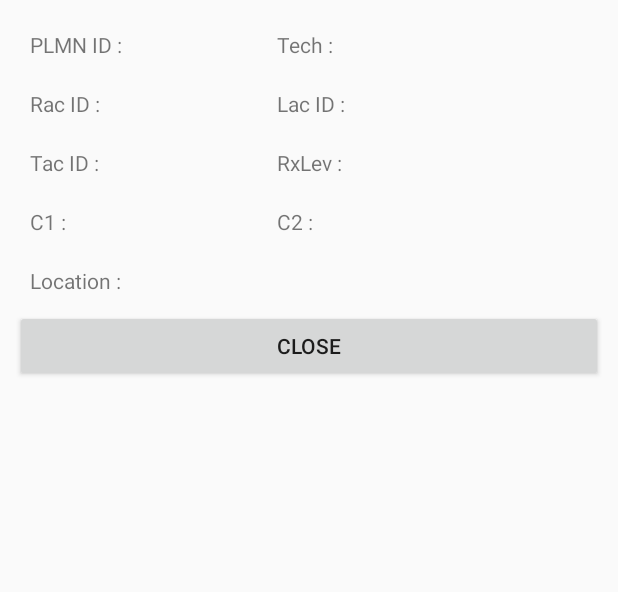
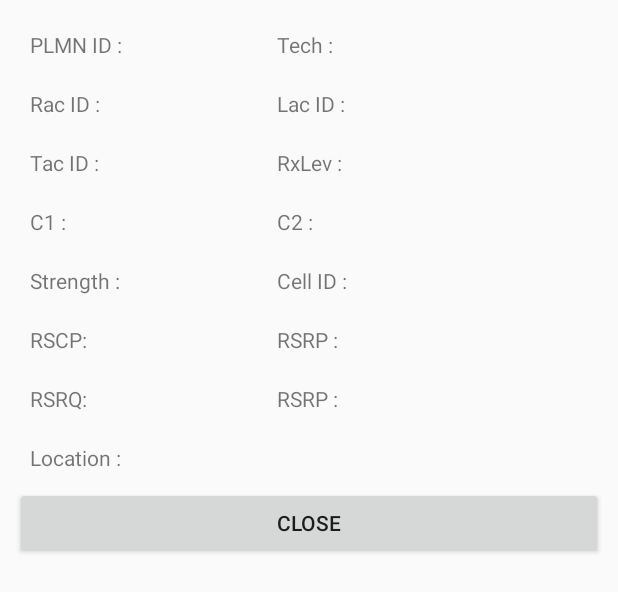
Before and after one commit to dxghost/rhodium, an Android app: the layout popup.xml on its own in the app's theme, with its tools: preview values and no code run, on a phone screen of 412 x 824 dp. Shown: the top 592 px of the screen. Run offline under Robolectric (Android 15) with nearby library versions, the light colour scheme and no system bars.

Commit message:
Add some text view for cell parameter

```diff
--- a/app/src/main/java/com/example/rhodium/MapsActivity.kt
+++ b/app/src/main/java/com/example/rhodium/MapsActivity.kt
@@ -27,7 +27,6 @@
 import com.google.android.gms.maps.model.CircleOptions
 import com.google.android.gms.maps.model.LatLng
 import kotlinx.android.synthetic.main.popup.view.*
-import java.lang.Exception
 
 class MapsActivity : AppCompatActivity(), OnMapReadyCallback {
 
@@ -79,6 +78,7 @@
 
         createLocationRequest()
 
+
         mainHandler.post(object : Runnable {
             override fun run() {
                 measureSignalStrength()
@@ -86,6 +86,7 @@
             }
         })
     }
+
 
     private fun getCallPermission() {
         if (ActivityCompat.checkSelfPermission(
@@ -165,8 +166,15 @@
         mMap.isMyLocationEnabled = false
     }
 
+
+
+    // whenever user's location changed, this method will be called with user's new location
     private fun updateUi(location: Location) {
+
+        // if use `currentLatLng.toString() it will return something like this : LatLng(53.000212321, 39.31543545)
         var currentLatLng = LatLng(location.latitude, location.longitude)
+
+        // create a circle centered with user's new location
         var circle = CircleOptions()
             .center(currentLatLng)
             .radius(8.0)
@@ -177,10 +185,14 @@
         mMap.addCircle(circle)
         mMap.animateCamera(CameraUpdateFactory.newLatLngZoom(currentLatLng, 17f))
 
+        // store data in database with passed location as argument
         storeDataInDb(location)
     }
 
     private fun storeDataInDb(location: Location) {
+
+        // call a function that fetches network cell
+
         var f = Milestone()
         var currentLatLng = LatLng(location.latitude, location.longitude)
 
@@ -354,29 +366,38 @@
         }
     }
 
+
+    // this method will be called when user clicks on a circle and gets location of circle
+    // will display a popup
+    // just fetch record corresponding with location and then display it
     private fun showDialog(location: LatLng) {
 
-        dbHandler = DatabaseHandler(this)
-        var arr = dbHandler!!.readMilestoneByLocation(location.toString())
-
+//        dbHandler = DatabaseHandler(this)
+//        var arr = dbHandler!!.readMilestoneByLocation(location.toString())
+        var arr = Milestone()
 
         val mDialogView = LayoutInflater.from(this).inflate(R.layout.popup, null)
         val mBuilder = AlertDialog.Builder(this)
             .setView(mDialogView)
-            .setTitle("Network Cell Info")
+            .setTitle("Location QOC")
         val mAlertDialog = mBuilder.show()
         mDialogView.location.setText(location.latitude.toString() + "," + location.longitude.toString())
 
-        mDialogView.plmnId.setText(arr.plmn)
-        mDialogView.technology.setText(arr.technology)
-        mDialogView.racId.setText(arr.rac)
-        mDialogView.lacId.setText(arr.lac)
-        mDialogView.tacId.setText(arr.tac)
-        mDialogView.rxLev.setText(arr.rxLev)
-        mDialogView.lacId.setText(arr.lac)
-        mDialogView.c1.setText(arr.c1)
-        mDialogView.c2.setText(arr.c2)
-
+        mDialogView.plmnId.setText("1234")
+        mDialogView.technology.setText("1234")
+        mDialogView.racId.setText("1234")
+        mDialogView.lacId.setText("1234")
+        mDialogView.tacId.setText("1234")
+        mDialogView.rxLev.setText("1234")
+        mDialogView.lacId.setText("1234")
+        mDialogView.c1.setText("1234")
+        mDialogView.c2.setText("1234")
+        mDialogView.rscp.setText("1234")
+        mDialogView.rsrp.setText("1234")
+        mDialogView.rsrq.setText("1234")
+        mDialogView.ecno.setText("1234")
+        mDialogView.cellId.setText("1234")
+        mDialogView.cellId.setText("Low")
 
         mDialogView.close_btn.setOnClickListener {
             mAlertDialog.dismiss()
--- a/app/src/main/res/layout/popup.xml
+++ b/app/src/main/res/layout/popup.xml
@@ -1,8 +1,8 @@
 <?xml version="1.0" encoding="utf-8"?>
 <LinearLayout xmlns:android="http://schemas.android.com/apk/res/android"
-    android:orientation="vertical"
     android:layout_width="match_parent"
     android:layout_height="match_parent"
+    android:orientation="vertical"
     android:padding="10dp">
 
     <TableLayout
@@ -26,7 +26,7 @@
                 android:id="@+id/plmnId"
                 android:layout_width="100dp"
                 android:layout_height="wrap_content"
-                android:textColor="@color/colorPrimaryDark"/>
+                android:textColor="@color/colorPrimaryDark" />
 
             <TextView
                 android:id="@+id/technologyLabel"
@@ -38,7 +38,7 @@
                 android:id="@+id/technology"
                 android:layout_width="wrap_content"
                 android:layout_height="wrap_content"
-                android:textColor="@color/colorPrimaryDark"/>
+                android:textColor="@color/colorPrimaryDark" />
         </TableRow>
 
         <TableRow
@@ -56,7 +56,7 @@
                 android:id="@+id/racId"
                 android:layout_width="100dp"
                 android:layout_height="wrap_content"
-                android:textColor="@color/colorPrimaryDark"/>
+                android:textColor="@color/colorPrimaryDark" />
 
             <TextView
                 android:id="@+id/lacIdLabel"
@@ -68,7 +68,7 @@
                 android:id="@+id/lacId"
                 android:layout_width="wrap_content"
                 android:layout_height="wrap_content"
-                android:textColor="@color/colorPrimaryDark"/>
+                android:textColor="@color/colorPrimaryDark" />
         </TableRow>
 
         <TableRow
@@ -86,7 +86,7 @@
                 android:id="@+id/tacId"
                 android:layout_width="100dp"
                 android:layout_height="wrap_content"
-                android:textColor="@color/colorPrimaryDark"/>
+                android:textColor="@color/colorPrimaryDark" />
 
             <TextView
                 android:id="@+id/rxLevLabel"
@@ -98,7 +98,7 @@
                 android:id="@+id/rxLev"
                 android:layout_width="wrap_content"
                 android:layout_height="wrap_content"
-                android:textColor="@color/colorPrimaryDark"/>
+                android:textColor="@color/colorPrimaryDark" />
         </TableRow>
 
         <TableRow
@@ -116,7 +116,7 @@
                 android:id="@+id/c1"
                 android:layout_width="100dp"
                 android:layout_height="wrap_content"
-                android:textColor="@color/colorPrimaryDark"/>
+                android:textColor="@color/colorPrimaryDark" />
 
             <TextView
                 android:id="@+id/c2Label"
@@ -128,10 +128,101 @@
                 android:id="@+id/c2"
                 android:layout_width="wrap_content"
                 android:layout_height="wrap_content"
-                android:textColor="@color/colorPrimaryDark"/>
+                android:textColor="@color/colorPrimaryDark" />
 
         </TableRow>
 
+        <TableRow
+            android:layout_width="match_parent"
+            android:layout_height="match_parent"
+            android:padding="10dp">
+
+            <TextView
+                android:id="@+id/signalStrengthLabel"
+                android:layout_width="wrap_content"
+                android:layout_height="wrap_content"
+                android:text="Strength : " />
+
+            <TextView
+                android:id="@+id/signalStrength"
+                android:layout_width="100dp"
+                android:layout_height="wrap_content"
+                android:textColor="@color/colorPrimaryDark" />
+
+            <TextView
+                android:id="@+id/cellIdLabel"
+                android:layout_width="wrap_content"
+                android:layout_height="match_parent"
+                android:text="Cell ID : " />
+
+            <TextView
+                android:id="@+id/cellId"
+                android:layout_width="wrap_content"
+                android:layout_height="wrap_content"
+                android:textColor="@color/colorPrimaryDark" />
+
+        </TableRow>
+
+        <TableRow
+            android:layout_width="match_parent"
+            android:layout_height="match_parent"
+            android:padding="10dp">
+
+            <TextView
+                android:id="@+id/rscpLabel"
+                android:layout_width="wrap_content"
+                android:layout_height="wrap_content"
+                android:text="RSCP: " />
+
+            <TextView
+                android:id="@+id/rscp"
+                android:layout_width="100dp"
+                android:layout_height="wrap_content"
+                android:textColor="@color/colorPrimaryDark" />
+
+            <TextView
+                android:id="@+id/rsrpLabel"
+                android:layout_width="wrap_content"
+                android:layout_height="match_parent"
+                android:text="RSRP : " />
+
+            <TextView
+                android:id="@+id/rsrp"
+                android:layout_width="wrap_content"
+                android:layout_height="wrap_content"
+                android:textColor="@color/colorPrimaryDark" />
+
+        </TableRow>
+        <TableRow
+            android:layout_width="match_parent"
+            android:layout_height="match_parent"
+            android:padding="10dp">
+
+            <TextView
+                android:id="@+id/rsrqLabel"
+                android:layout_width="wrap_content"
+                android:layout_height="wrap_content"
+                android:text="RSRQ: " />
+
+            <TextView
+                android:id="@+id/rsrq"
+                android:layout_width="100dp"
+                android:layout_height="wrap_content"
+                android:textColor="@color/colorPrimaryDark" />
+
+            <TextView
+                android:id="@+id/ecnoLabel"
+                android:layout_width="wrap_content"
+                android:layout_height="match_parent"
+                android:text="RSRP : " />
+
+            <TextView
+                android:id="@+id/ecno"
+                android:layout_width="wrap_content"
+                android:layout_height="wrap_content"
+                android:textColor="@color/colorPrimaryDark" />
+
+        </TableRow>
     </TableLayout>
 
     <TableRow
@@ -149,7 +240,7 @@
             android:id="@+id/location"
             android:layout_width="309dp"
             android:layout_height="wrap_content"
-            android:textColor="@color/colorPrimaryDark"/>
+            android:textColor="@color/colorPrimaryDark" />
 
     </TableRow>
 
```
